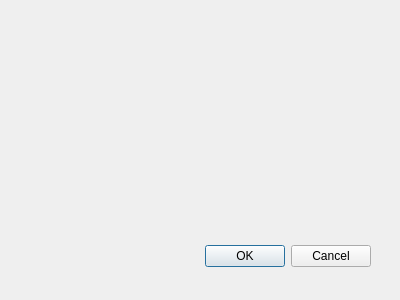
Qt form smeg_anything/smeg_anything_dialog_base.ui (powerpillz/smeganything) before a commit.
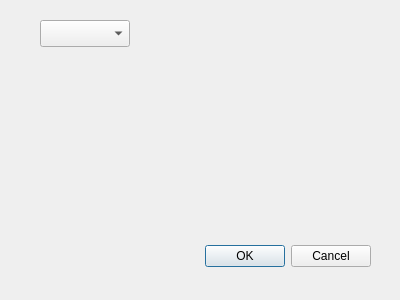
The same form after that commit. Custom widgets are drawn as their Qt base class.

```diff
--- a/smeg_anything/smeg_anything_dialog_base.ui
+++ b/smeg_anything/smeg_anything_dialog_base.ui
@@ -28,7 +28,24 @@
     <set>QDialogButtonBox::Cancel|QDialogButtonBox::Ok</set>
    </property>
   </widget>
+  <widget class="QgsFeatureListComboBox" name="mFeatureListComboBox">
+   <property name="geometry">
+    <rect>
+     <x>40</x>
+     <y>20</y>
+     <width>90</width>
+     <height>27</height>
+    </rect>
+   </property>
+  </widget>
  </widget>
+ <customwidgets>
+  <customwidget>
+   <class>QgsFeatureListComboBox</class>
+   <extends>QComboBox</extends>
+   <header>qgsfeaturelistcombobox.h</header>
+  </customwidget>
+ </customwidgets>
  <resources/>
  <connections>
   <connection>
```
Left out of the diff: 41 changed lines with no effect on the pictures.
